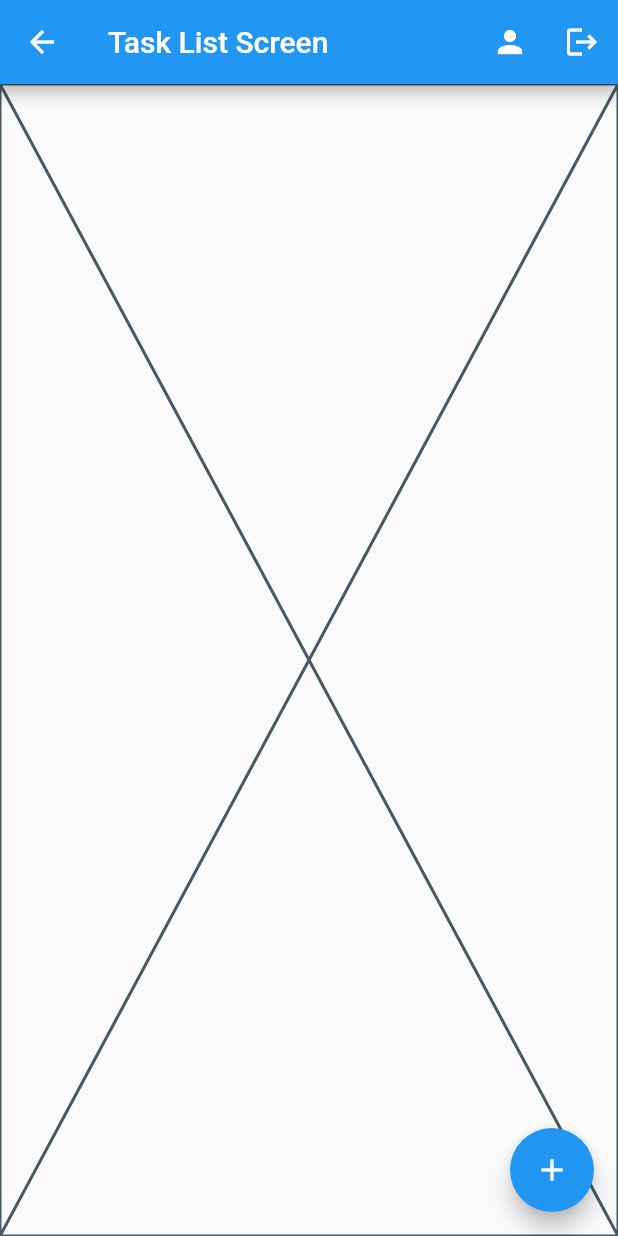
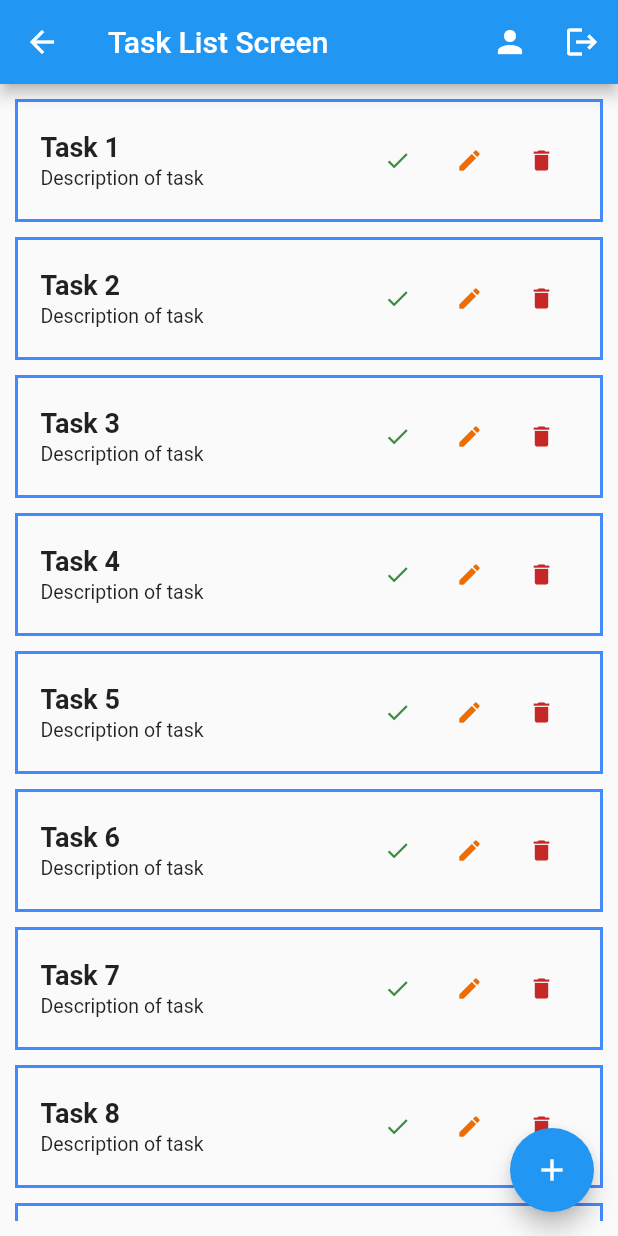
Before and after one commit to IdaDanuartha/todo-app-with-flutter, a Flutter app: the TaskListScreen screen opened directly, on a phone screen of 412 x 824 dp. Run offline on Flutter 3.47's test engine with Material 2 defaults, Android fonts, the phone set to English and light mode, and no system bars.

Commit message:
edit task screen

```diff
--- a/lib/screens/landing_screen.dart
+++ b/lib/screens/landing_screen.dart
@@ -12,14 +12,11 @@ class _LandingScreenState extends State<LandingScreen> {
   @override
   Widget build(BuildContext context) {
     return Scaffold(
-      appBar: AppBar(
-        title: const Text("Landing Screen"),
-      ),
       body: Center(
         child: Column(
           mainAxisSize: MainAxisSize.min,
           children: [
-            FlutterLogo(size: 100,),
+            FlutterLogo(size: 150,),
             SizedBox(height: 10,),
             ElevatedButton(
                 onPressed: (){
--- a/lib/screens/task_list_screen.dart
+++ b/lib/screens/task_list_screen.dart
@@ -1,5 +1,7 @@
 import 'package:flutter/material.dart';
 import 'package:todo_app_with_firebase/screens/add_task_screen.dart';
+import 'package:todo_app_with_firebase/screens/login_screen.dart';
+import 'package:todo_app_with_firebase/screens/update_task_screen.dart';
 
 class TaskListScreen extends StatefulWidget {
   const TaskListScreen({super.key});
@@ -20,20 +22,89 @@ class _TaskListScreenState extends State<TaskListScreen> {
               icon: Icon(Icons.person)
           ),
           IconButton(
-              onPressed: (){},
+              onPressed: (){
+                Navigator.of(context).push(MaterialPageRoute(builder: (context) {
+                  return const LoginScreen();
+                }));
+              },
               icon: Icon(Icons.logout)
           )
         ],
       ),
       floatingActionButton: FloatingActionButton(
         onPressed: (){
-          Navigator.of(context).pushReplacement(MaterialPageRoute(builder: (context) {
+          Navigator.of(context).push(MaterialPageRoute(builder: (context) {
             return const AddTaskScreen();
           }));
         },
         child: Icon(Icons.add),
       ),
-      body: const Placeholder(),
+      body: Padding(
+        padding: EdgeInsets.all(10),
+        child: ListView.builder(
+          itemCount: 10,
+          itemBuilder: (context, index) {
+            index += 1;
+            return Container(
+              padding: EdgeInsets.all(15),
+              margin: EdgeInsets.only(bottom: 10),
+
+              decoration: BoxDecoration(
+                border: Border.all(color: Colors.blueAccent, width: 2)
+              ),
+              child: Row(
+                mainAxisAlignment: MainAxisAlignment.spaceBetween,
+                children: [
+                  Column(
+                    crossAxisAlignment: CrossAxisAlignment.start,
+                    children: [
+                      Text("Task " + index.toString(),
+                        style: TextStyle(
+                          fontWeight: FontWeight.w600,
+                          fontSize: 18
+                        ),
+                      ),
+                      SizedBox(height: 3,),
+                      Text("Description of task",
+                        style: TextStyle(
+                            fontWeight: FontWeight.w400,
+                            fontSize: 13
+                        ),
+                      )
+                    ],
+                  ),
+                  Row(
+                    children: [
+                      IconButton(
+                          onPressed: (){},
+                          icon: Icon(Icons.done),
+                          iconSize: 18,
+                          color: Colors.green[700],
+                      ),
+                      IconButton(
+                        onPressed: (){
+                          Navigator.of(context).push(MaterialPageRoute(builder: (context) {
+                            return const UpdateTaskScreen();
+                          }));
+                        },
+                        icon: Icon(Icons.edit),
+                        iconSize: 18,
+                        color: Colors.orange[800],
+                      ),
+                      IconButton(
+                          onPressed: (){},
+                          icon: Icon(Icons.delete),
+                          iconSize: 18,
+                          color: Colors.red[800],
+                      ),
+                    ],
+                  )
+                ],
+              ),
+            );
+          },
+        ),
+      ),
     );
   }
 }
```
Also changed, not shown: lib/screens/signup_screen.dart (+31 -5 lines), lib/screens/update_task_screen.dart (+25 -8 lines).
